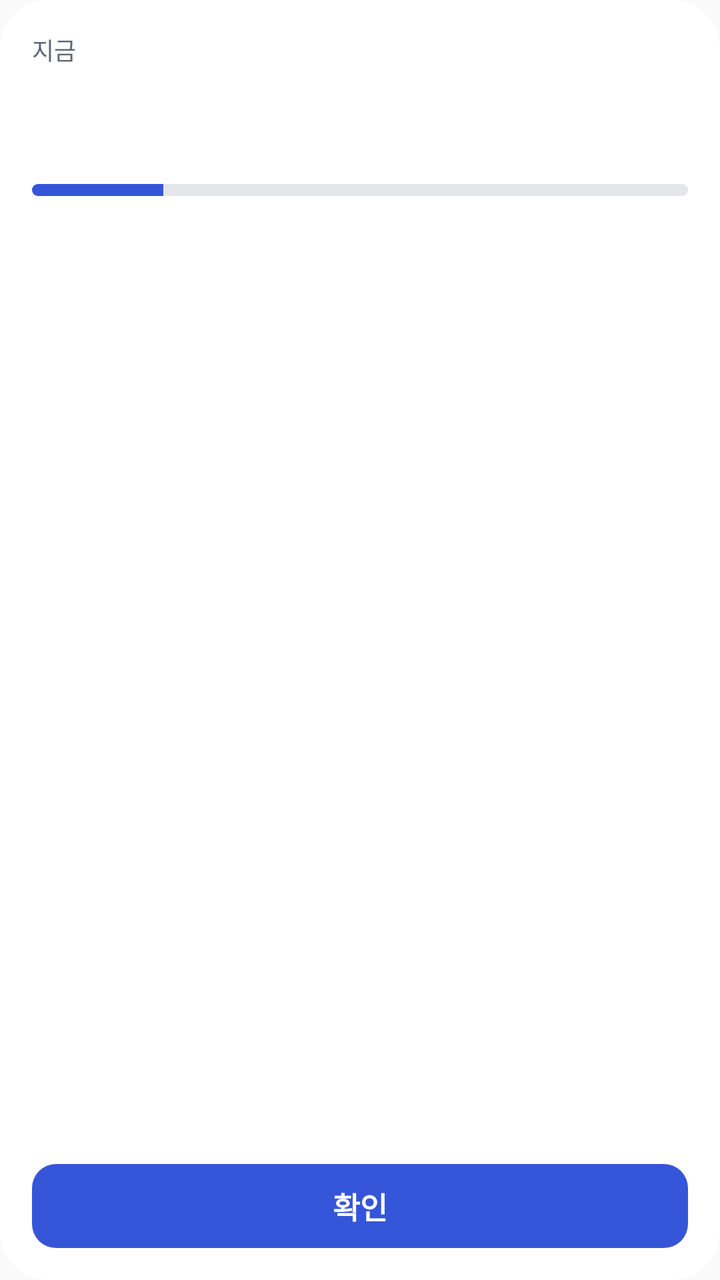
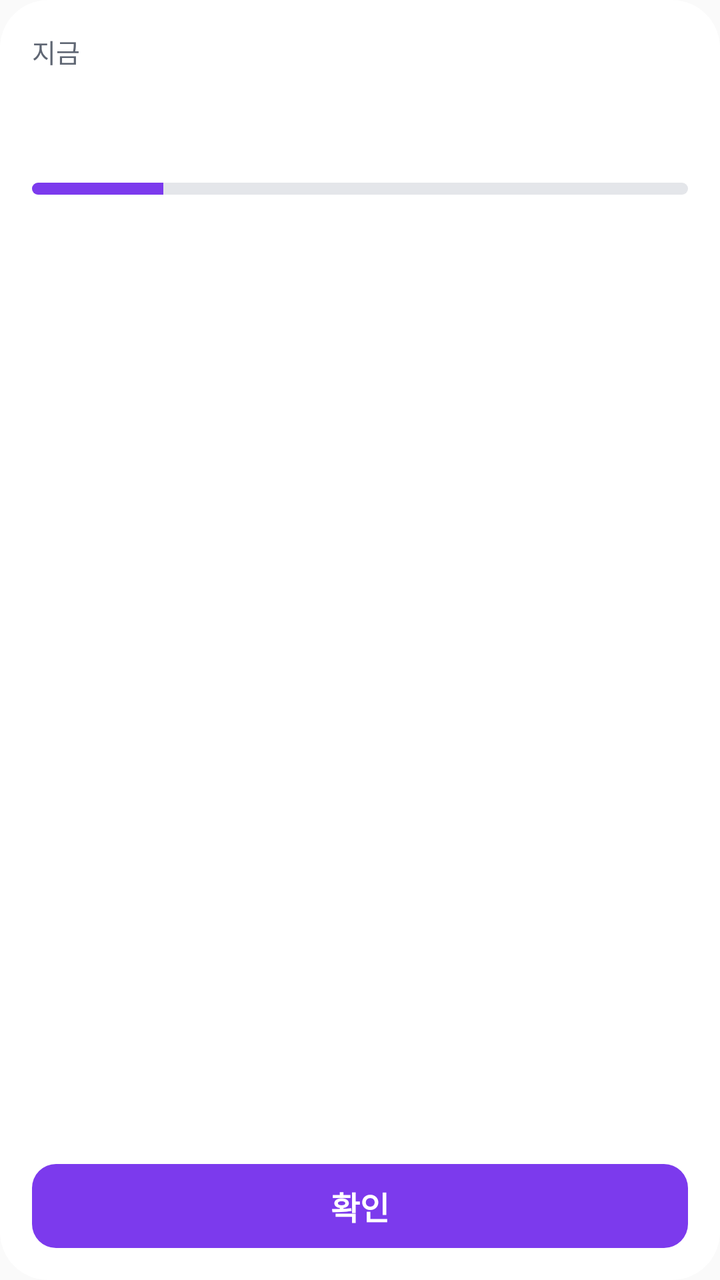

Compare the two renders of this Android layout. The source of the first and the diff that turns it into the second are given below.
<!-- AndroidManifest.xml: application theme AppTheme -->
<!-- res/layout/bx_now_widget.xml -->
<?xml version="1.0" encoding="utf-8"?>
<LinearLayout xmlns:android="http://schemas.android.com/apk/res/android"
    android:id="@+id/n_root"
    android:layout_width="match_parent"
    android:layout_height="match_parent"
    android:background="@drawable/bx_widget_bg"
    android:orientation="vertical"
    android:padding="16dp">

    <TextView
        android:id="@+id/n_label"
        android:layout_width="match_parent"
        android:layout_height="wrap_content"
        android:ellipsize="end"
        android:maxLines="1"
        android:text="지금"
        android:textColor="@color/bx_w_ink2"
        android:textSize="12sp" />

    <TextView
        android:id="@+id/n_step"
        android:layout_width="match_parent"
        android:layout_height="wrap_content"
        android:layout_marginTop="2dp"
        android:ellipsize="end"
        android:maxLines="1"
        android:textColor="@color/bx_w_ink"
        android:textSize="22sp"
        android:textStyle="bold" />

    <TextView
        android:id="@+id/n_left"
        android:layout_width="match_parent"
        android:layout_height="wrap_content"
        android:ellipsize="end"
        android:maxLines="1"
        android:textColor="@color/bx_w_accent"
        android:textSize="14sp"
        android:textStyle="bold" />

    <ProgressBar
        android:id="@+id/n_prog"
        style="@android:style/Widget.ProgressBar.Horizontal"
        android:layout_width="match_parent"
        android:layout_height="6dp"
        android:layout_marginTop="8dp"
        android:max="5"
        android:progress="1"
        android:progressDrawable="@drawable/bx_widget_prog" />

    <TextView
        android:id="@+id/n_next"
        android:layout_width="match_parent"
        android:layout_height="wrap_content"
        android:layout_marginTop="6dp"
        android:ellipsize="end"
        android:maxLines="1"
        android:textColor="@color/bx_w_ink2"
        android:textSize="12sp" />

    <FrameLayout
        android:layout_width="match_parent"
        android:layout_height="0dp"
        android:layout_weight="1" />

    <TextView
        android:id="@+id/n_ok"
        android:layout_width="match_parent"
        android:layout_height="42dp"
        android:background="@drawable/bx_widget_btn"
        android:gravity="center"
        android:text="확인"
        android:textColor="#FFFFFF"
        android:textSize="15sp"
        android:textStyle="bold" />
</LinearLayout>
<!-- resources referenced by this layout -->
<resources>
  <color name="bx_w_accent">#3555D8</color>
  <color name="bx_w_ink">#1D2129</color>
  <color name="bx_w_ink2">#5F6673</color>
  <!-- drawable bx_widget_bg (drawable) -->
  <?xml version="1.0" encoding="utf-8"?>
  <shape xmlns:android="http://schemas.android.com/apk/res/android" android:shape="rectangle">
      <solid android:color="@color/bx_w_bg" />
      <corners android:radius="24dp" />
  </shape>
  <!-- drawable bx_widget_btn (drawable) -->
  <?xml version="1.0" encoding="utf-8"?>
  <shape xmlns:android="http://schemas.android.com/apk/res/android" android:shape="rectangle">
      <solid android:color="@color/bx_w_btn" />
      <corners android:radius="12dp" />
  </shape>
  <!-- drawable bx_widget_prog (drawable) -->
  <?xml version="1.0" encoding="utf-8"?>
  <layer-list xmlns:android="http://schemas.android.com/apk/res/android">
      <item android:id="@android:id/background">
          <shape android:shape="rectangle">
              <solid android:color="@color/bx_w_line" />
              <corners android:radius="3dp" />
          </shape>
      </item>
      <item android:id="@android:id/progress">
          <clip>
              <shape android:shape="rectangle">
                  <solid android:color="@color/bx_w_accent" />
                  <corners android:radius="3dp" />
              </shape>
          </clip>
      </item>
  </layer-list>
  <style name="AppTheme" parent="Theme.AppCompat.Light.DarkActionBar">
          
          <item name="colorPrimary">@color/colorPrimary</item>
          <item name="colorPrimaryDark">@color/colorPrimaryDark</item>
          <item name="colorAccent">@color/colorAccent</item>
      </style>
  <color name="bx_w_bg">#FFFFFF</color>
  <color name="bx_w_btn">#3555D8</color>
  <color name="bx_w_line">#E4E6EA</color>
</resources>

<!-- the commit's change to res/layout/bx_now_widget.xml (unified diff, before → after) -->
@@ -15,7 +15,7 @@
         android:maxLines="1"
         android:text="지금"
         android:textColor="@color/bx_w_ink2"
-        android:textSize="12sp" />
+        android:textSize="13sp" />
 
     <TextView
         android:id="@+id/n_step"
@@ -25,7 +25,7 @@
         android:ellipsize="end"
         android:maxLines="1"
         android:textColor="@color/bx_w_ink"
-        android:textSize="22sp"
+        android:textSize="20sp"
         android:textStyle="bold" />
 
     <TextView
@@ -56,7 +56,7 @@
         android:ellipsize="end"
         android:maxLines="1"
         android:textColor="@color/bx_w_ink2"
-        android:textSize="12sp" />
+        android:textSize="13sp" />
 
     <FrameLayout
         android:layout_width="match_parent"
@@ -71,6 +71,6 @@
         android:gravity="center"
         android:text="확인"
         android:textColor="#FFFFFF"
-        android:textSize="15sp"
+        android:textSize="16sp"
         android:textStyle="bold" />
 </LinearLayout>
<!-- resource entries referenced after the edit -->
@@ -1,6 +1,6 @@
 <!-- resources referenced by this layout -->
 <resources>
-  <color name="bx_w_accent">#3555D8</color>
+  <color name="bx_w_accent">#7C3AED</color>
   <color name="bx_w_ink">#1D2129</color>
   <color name="bx_w_ink2">#5F6673</color>
   <!-- drawable bx_widget_bg (drawable) -->
@@ -40,7 +40,7 @@
           <item name="colorAccent">@color/colorAccent</item>
       </style>
   <color name="bx_w_bg">#FFFFFF</color>
-  <color name="bx_w_btn">#3555D8</color>
+  <color name="bx_w_btn">#7C3AED</color>
   <color name="bx_w_line">#E4E6EA</color>
 </resources>
 
